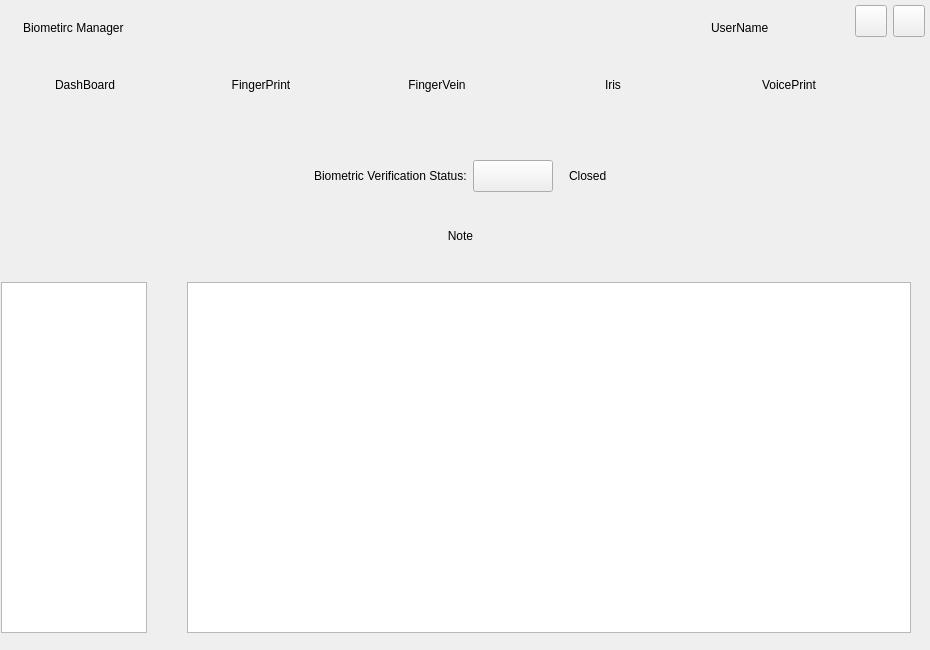
This is src/mainwindow.ui in ukui/ukui-biometric-manager as Qt 5 draws it before an edit. The edited form follows.
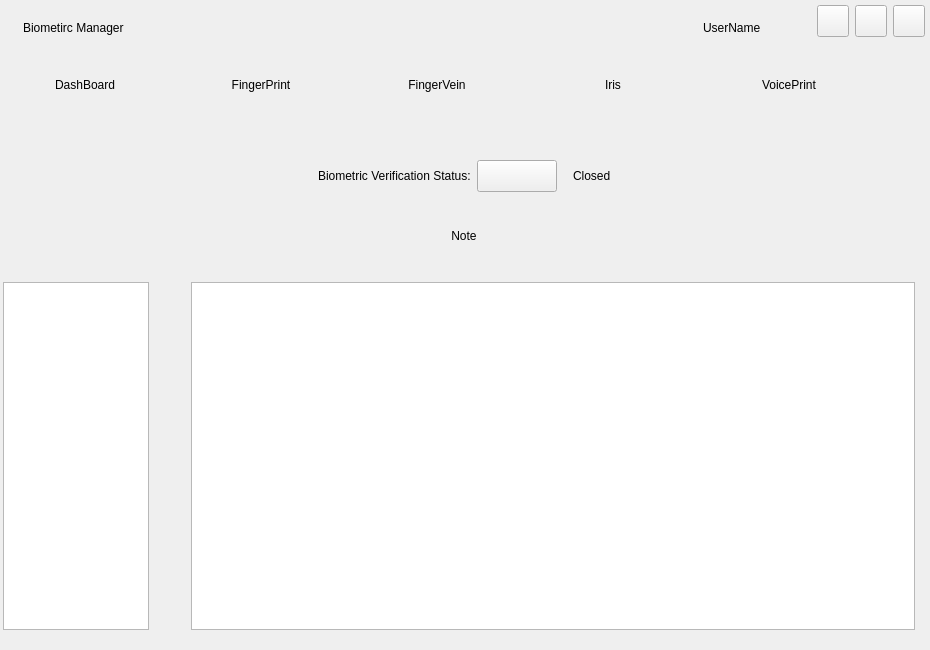
This is the edited form.

Commit message: [New] add 'restart service' menu

```diff
--- a/src/mainwindow.ui
+++ b/src/mainwindow.ui
@@ -98,12 +98,34 @@
       </property>
       <property name="sizeHint" stdset="0">
        <size>
-        <width>80</width>
+        <width>50</width>
         <height>20</height>
        </size>
       </property>
      </spacer>
     </item>
+    <item alignment="Qt::AlignTop">
+     <widget class="QPushButton" name="btnMenu">
+      <property name="minimumSize">
+       <size>
+        <width>32</width>
+        <height>32</height>
+       </size>
+      </property>
+      <property name="maximumSize">
+       <size>
+        <width>32</width>
+        <height>32</height>
+       </size>
+      </property>
+      <property name="styleSheet">
+       <string notr="true"/>
+      </property>
+      <property name="text">
+       <string/>
+      </property>
+     </widget>
+    </item>
     <item alignment="Qt::AlignHCenter|Qt::AlignTop">
      <widget class="QPushButton" name="btnMin">
       <property name="minimumSize">
@@ -281,8 +303,8 @@
     <rect>
      <x>1</x>
      <y>120</y>
-     <width>921</width>
-     <height>531</height>
+     <width>928</width>
+     <height>528</height>
     </rect>
    </property>
    <property name="styleSheet">
```
Left out of the diff: 2 changed lines with no effect on the pictures. The commit also changes 8 other files.
